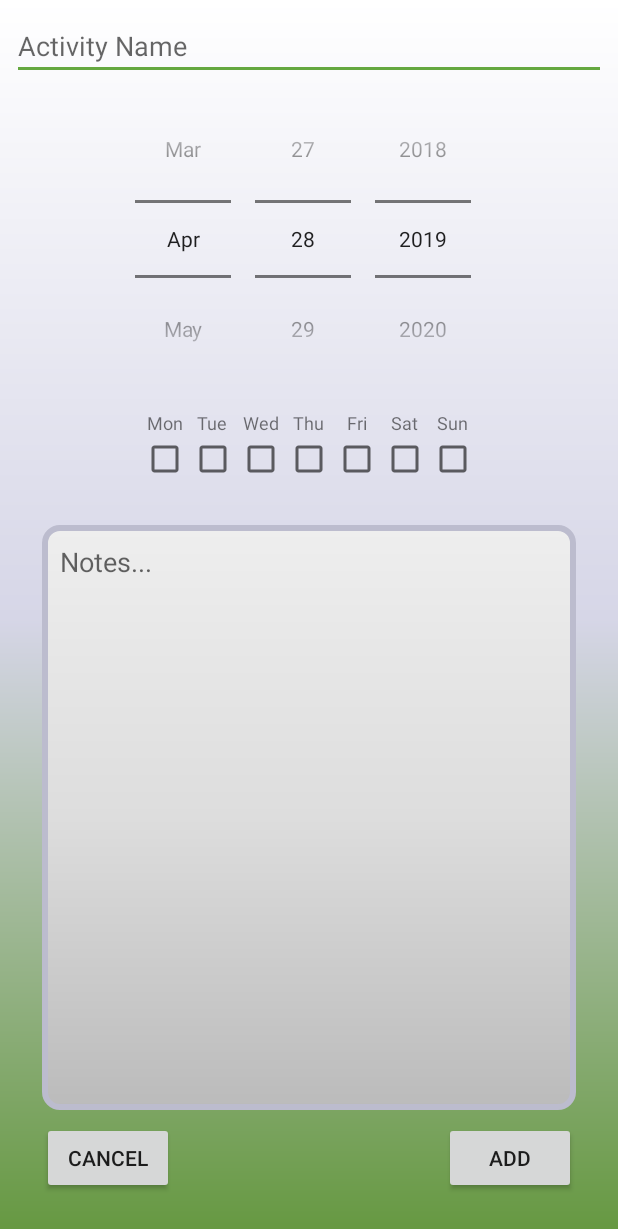
After one commit to ireneyang24/HappyHealthyMe, an Android app: the addActivityActivity screen opened directly, with no data from a screen before it, on a phone screen of 412 x 824 dp. The commit adds this screen. Shown: the top 1229 px of the screen. Run offline under Robolectric (Android 15) with nearby library versions, the phone set to English and light mode, and no system bars.

Commit message:
Updated with class code

```diff
--- a/app/src/main/AndroidManifest.xml
+++ b/app/src/main/AndroidManifest.xml
@@ -16,6 +16,7 @@
                 <category android:name="android.intent.category.LAUNCHER" />
             </intent-filter>
         </activity>
+        <activity android:name=".addActivityActivity"/>
     </application>
 
 </manifest>
--- /dev/null
+++ b/app/src/main/java/com/example/happyhealthyme/addActivityActivity.java
@@ -0,0 +1,125 @@
+package com.example.happyhealthyme;
+
+import android.content.ContentValues;
+import android.content.Context;
+import android.content.Intent;
+import android.database.sqlite.SQLiteDatabase;
+import android.os.Bundle;
+import android.support.v7.app.AppCompatActivity;
+import android.text.TextUtils;
+import android.transition.Fade;
+import android.view.View;
+import android.widget.Button;
+import android.widget.CheckBox;
+import android.widget.DatePicker;
+import android.widget.EditText;
+import java.util.UUID;
+
+public class addActivityActivity extends AppCompatActivity {
+    private static final String EXTRA_YEAR = "com.happyhealthyme.year";
+    private static final String EXTRA_MONTH = "com.happyhealthyme.month";
+    private static final String EXTRA_DAY = "com.happyhealthyme.day";
+
+    private int year;
+    private int month;
+    private int day;
+
+    private EditText activityName;
+    private DatePicker datePicker;
+    private CheckBox mondayCheckbox;
+    private CheckBox tuesdayCheckbox;
+    private CheckBox wednesdayCheckbox;
+    private CheckBox thursdayCheckbox;
+    private CheckBox fridayCheckbox;
+    private CheckBox saturdayCheckbox;
+    private CheckBox sundayCheckbox;
+    private EditText notes;
+    private Button cancelActivityButton;
+    private Button addActivityButton;
+
+    public static Intent newIntent(Context packageContext, int year, int month, int day) {
+        Intent intent = new Intent(packageContext, addActivityActivity.class);
+        intent.putExtra(EXTRA_YEAR, year);
+        intent.putExtra(EXTRA_MONTH, month);
+        intent.putExtra(EXTRA_DAY, day);
+        return intent;
+    }
+
+    @Override
+    protected void onCreate(Bundle savedInstanceState) {
+        super.onCreate(savedInstanceState);
+        setContentView(R.layout.activity_add_activity);
+
+        //getWindow().setExitTransition(new Fade()); uncomment if minimum api is high enough
+
+        year = getIntent().getIntExtra(EXTRA_YEAR, 0);
+        month = getIntent().getIntExtra(EXTRA_MONTH, 0);
+        day = getIntent().getIntExtra(EXTRA_DAY, 0);
+
+        activityName = findViewById(R.id.activity_name_field);
+        datePicker = findViewById(R.id.activity_date_picker);
+        mondayCheckbox = findViewById(R.id.monday_checkbox);
+        tuesdayCheckbox = findViewById(R.id.tuesday_checkbox);
+        wednesdayCheckbox = findViewById(R.id.wednesday_checkbox);
+        thursdayCheckbox = findViewById(R.id.thursday_checkbox);
+        fridayCheckbox = findViewById(R.id.friday_checkbox);
+        saturdayCheckbox = findViewById(R.id.saturday_checkbox);
+        sundayCheckbox = findViewById(R.id.sunday_checkbox);
+        notes = findViewById(R.id.activity_notes);
+        cancelActivityButton = findViewById(R.id.cancel_activity_button);
+        addActivityButton = findViewById(R.id.add_activity_button);
+
+
+        if (!(year ==0 && month == 0 && day == 0)) //by default, the date on the picker is set to the current date, so unless we pass all 0's to this function, which means the previous screen didnt change the date, we update the datepicker
+            datePicker.updateDate(year, month, day);
+
+        cancelActivityButton.setOnClickListener(new View.OnClickListener() {
+            @Override
+            public void onClick(View v) {
+                finish();
+            }
+        });
+
+        addActivityButton.setOnClickListener(new View.OnClickListener() {
+            @Override
+            public void onClick(View v) {
+                String newActivityName = activityName.getText().toString();
+                String newActivityDate = datePicker.getMonth() + "/" + datePicker.getDayOfMonth() + "/" + datePicker.getYear();
+                String repeatSettings = mondayCheckbox.isChecked() + ","
+                        + tuesdayCheckbox.isChecked() + ","
+                        + wednesdayCheckbox.isChecked() + ","
+                        + thursdayCheckbox.isChecked() + ","
+                        + fridayCheckbox.isChecked() + ","
+                        + saturdayCheckbox.isChecked() + ","
+                        + sundayCheckbox.isChecked(); //comma delimited weekday repetition settings
+                String newActivityNotes = notes.getText().toString();
+
+                System.out.println("COLLECTED DATA:");
+                System.out.println("Name: " + newActivityName);
+                System.out.println("Date: " + newActivityDate);
+                System.out.println("repeatSettings: " + repeatSettings);
+                System.out.println("Notes: " + newActivityNotes);
+
+                if (TextUtils.isEmpty(newActivityName)){
+                    activityName.setError("You must enter a title for this activity");
+                }else {
+                    String activityUUID = java.util.UUID.randomUUID().toString();
+                    System.out.println("Generated UUID for valid activity: " + activityUUID);
+                    DataBaseHelper dbHelper = new DataBaseHelper(getApplicationContext());
+                    SQLiteDatabase db = dbHelper.getWritableDatabase();
+
+                    ContentValues values = new ContentValues();
+                    values.put(HappyHealthyMeDbSchema.ActivitiesTable.Cols.UUID, activityUUID);
+                    values.put(HappyHealthyMeDbSchema.ActivitiesTable.Cols.NAME, newActivityName);
+                    values.put(HappyHealthyMeDbSchema.ActivitiesTable.Cols.DATE, newActivityDate);
+                    values.put(HappyHealthyMeDbSchema.ActivitiesTable.Cols.REPEAT_DAYS, repeatSettings);
+                    values.put(HappyHealthyMeDbSchema.ActivitiesTable.Cols.NOTES, newActivityNotes);
+                    // Insert the new row
+                    db.insert(HappyHealthyMeDbSchema.ActivitiesTable.NAME, null, values);
+                }
+
+            }
+        });
+
+    }
+}
--- /dev/null
+++ b/app/src/main/res/drawable/note_box_bg.xml
@@ -0,0 +1,12 @@
+<?xml version="1.0" encoding="utf-8"?>
+<shape xmlns:android="http://schemas.android.com/apk/res/android">
+    <gradient
+        android:startColor="#BBBBBB"
+        android:centerColor="#DDDDDD"
+        android:endColor="#EEEEEE"
+        android:angle="90"/>
+    <stroke
+        android:width="4dp"
+        android:color="@color/noteBox"/>
+    <corners android:radius="10dp"/>
+</shape>
--- /dev/null
+++ b/app/src/main/res/layout/activity_add_activity.xml
@@ -0,0 +1,206 @@
+<?xml version="1.0" encoding="utf-8"?>
+<android.support.constraint.ConstraintLayout
+    xmlns:android="http://schemas.android.com/apk/res/android"
+    xmlns:app="http://schemas.android.com/apk/res-auto"
+    xmlns:tools="http://schemas.android.com/tools"
+    android:layout_width="match_parent"
+    android:layout_height="match_parent"
+    android:background="@drawable/gradient_bg">
+
+
+    <EditText
+        android:id="@+id/activity_name_field"
+        android:layout_width="0dp"
+        android:layout_height="wrap_content"
+        android:layout_marginStart="8dp"
+        android:layout_marginTop="8dp"
+        android:layout_marginEnd="8dp"
+        android:layout_weight="1"
+        android:hint="Activity Name"
+        app:layout_constraintEnd_toEndOf="parent"
+        app:layout_constraintStart_toStartOf="parent"
+        app:layout_constraintTop_toTopOf="parent" />
+
+
+
+    <DatePicker
+        android:id="@+id/activity_date_picker"
+        android:layout_width="match_parent"
+        android:layout_height="wrap_content"
+        android:layout_marginStart="8dp"
+        android:layout_marginEnd="8dp"
+        android:datePickerMode="spinner"
+        android:calendarViewShown="false"
+        app:layout_constraintEnd_toEndOf="parent"
+        app:layout_constraintStart_toStartOf="parent"
+        app:layout_constraintTop_toBottomOf="@+id/activity_name_field" />
+
+    <LinearLayout
+        android:id="@+id/linearLayout2"
+        android:layout_width="wrap_content"
+        android:layout_height="wrap_content"
+        android:layout_marginStart="8dp"
+        android:layout_marginTop="8dp"
+        android:layout_marginEnd="8dp"
+        android:orientation="horizontal"
+        app:layout_constraintEnd_toEndOf="parent"
+        app:layout_constraintStart_toStartOf="parent"
+        app:layout_constraintTop_toBottomOf="@+id/activity_date_picker">
+
+        <LinearLayout
+            android:layout_width="wrap_content"
+            android:layout_height="wrap_content"
+            android:orientation="vertical"
+            android:gravity="center">
+            <TextView
+                android:layout_width="wrap_content"
+                android:layout_height="wrap_content"
+                android:text="Mon"
+                android:textSize="12sp"/>
+            <CheckBox
+                android:id="@+id/monday_checkbox"
+                android:layout_width="wrap_content"
+                android:layout_height="wrap_content"
+                android:text="" />
+        </LinearLayout>
+
+        <LinearLayout
+            android:layout_width="wrap_content"
+            android:layout_height="wrap_content"
+            android:orientation="vertical"
+            android:gravity="center">
+            <TextView
+                android:layout_width="wrap_content"
+                android:layout_height="wrap_content"
+                android:text="Tue"
+                android:textSize="12sp"/>
+            <CheckBox
+                android:id="@+id/tuesday_checkbox"
+                android:layout_width="wrap_content"
+                android:layout_height="wrap_content"
+                android:text="" />
+        </LinearLayout>
+
+        <LinearLayout
+            android:layout_width="wrap_content"
+            android:layout_height="wrap_content"
+            android:orientation="vertical"
+            android:gravity="center">
+            <TextView
+                android:layout_width="wrap_content"
+                android:layout_height="wrap_content"
+                android:text="Wed"
+                android:textSize="12sp"/>
+            <CheckBox
+                android:id="@+id/wednesday_checkbox"
+                android:layout_width="wrap_content"
+                android:layout_height="wrap_content"
+                android:text="" />
+        </LinearLayout>
+
+        <LinearLayout
+            android:layout_width="wrap_content"
+            android:layout_height="wrap_content"
+            android:orientation="vertical"
+            android:gravity="center">
+            <TextView
+                android:layout_width="wrap_content"
+                android:layout_height="wrap_content"
+                android:text="Thu"
+                android:textSize="12sp"/>
+            <CheckBox
+                android:id="@+id/thursday_checkbox"
+                android:layout_width="wrap_content"
+                android:layout_height="wrap_content"
+                android:text="" />
+        </LinearLayout>
+
+        <LinearLayout
+            android:layout_width="wrap_content"
+            android:layout_height="wrap_content"
+            android:orientation="vertical"
+            android:gravity="center">
+            <TextView
+                android:layout_width="wrap_content"
+                android:layout_height="wrap_content"
+                android:text="Fri"
+                android:textSize="12sp"/>
+            <CheckBox
+                android:id="@+id/friday_checkbox"
+                android:layout_width="wrap_content"
+                android:layout_height="wrap_content"
+                android:text="" />
+        </LinearLayout>
+
+        <LinearLayout
+            android:layout_width="wrap_content"
+            android:layout_height="wrap_content"
+            android:orientation="vertical"
+            android:gravity="center">
+            <TextView
+                android:layout_width="wrap_content"
+                android:layout_height="wrap_content"
+                android:text="Sat"
+                android:textSize="12sp"/>
+            <CheckBox
+                android:id="@+id/saturday_checkbox"
+                android:layout_width="wrap_content"
+                android:layout_height="wrap_content"
+                android:text="" />
+        </LinearLayout>
+
+        <LinearLayout
+            android:layout_width="wrap_content"
+            android:layout_height="wrap_content"
+            android:orientation="vertical"
+            android:gravity="center">
+            <TextView
+                android:layout_width="wrap_content"
+                android:layout_height="wrap_content"
+                android:text="Sun"
+                android:textSize="12sp"/>
+            <CheckBox
+                android:id="@+id/sunday_checkbox"
+                android:layout_width="wrap_content"
+                android:layout_height="wrap_content"
+                android:text="" />
+        </LinearLayout>
+    </LinearLayout>
+
+    <EditText
+        android:id="@+id/activity_notes"
+        android:layout_width="match_parent"
+        android:layout_height="0dp"
+        android:layout_marginStart="28dp"
+        android:layout_marginTop="28dp"
+        android:layout_marginEnd="28dp"
+        android:layout_marginBottom="8dp"
+        android:background="@drawable/note_box_bg"
+        android:gravity="top"
+        android:hint="Notes..."
+        android:padding="12dp"
+        app:layout_constraintBottom_toTopOf="@+id/add_activity_button"
+        app:layout_constraintEnd_toEndOf="parent"
+        app:layout_constraintStart_toStartOf="parent"
+        app:layout_constraintTop_toBottomOf="@+id/linearLayout2" />
+
+    <Button
+        android:id="@+id/cancel_activity_button"
+        android:layout_width="wrap_content"
+        android:layout_height="wrap_content"
+        android:layout_marginBottom="28dp"
+        android:text="CANCEL"
+        app:layout_constraintBottom_toBottomOf="parent"
+        app:layout_constraintStart_toStartOf="@+id/activity_notes"/>
+
+    <Button
+        android:id="@+id/add_activity_button"
+        android:layout_width="wrap_content"
+        android:layout_height="wrap_content"
+        android:layout_marginBottom="28dp"
+        android:text="Add"
+        app:layout_constraintBottom_toBottomOf="parent"
+        app:layout_constraintEnd_toEndOf="@+id/activity_notes"/>
+
+
+</android.support.constraint.ConstraintLayout>
--- a/app/src/main/res/layout/activity_main.xml
+++ b/app/src/main/res/layout/activity_main.xml
@@ -21,6 +21,7 @@
         app:layout_constraintTop_toTopOf="parent">
 
         <Button
+            android:id="@+id/biometrics_button"
             android:layout_width="0dp"
             android:layout_height="wrap_content"
             android:layout_weight="1"
@@ -34,6 +35,7 @@
             android:text="HappyHealthyMe" />
 
         <Button
+            android:id="@+id/add_activity_button"
             android:layout_width="0dp"
             android:layout_height="wrap_content"
             android:layout_weight="1"
--- a/app/src/main/res/values/colors.xml
+++ b/app/src/main/res/values/colors.xml
@@ -3,4 +3,5 @@
     <color name="colorPrimary">#D6D6E7</color>
     <color name="colorPrimaryDark">#DDDDDD</color>
     <color name="colorAccent">#65A840</color>
+    <color name="noteBox">#BCBCCE</color>
 </resources>
--- a/app/src/main/res/values/styles.xml
+++ b/app/src/main/res/values/styles.xml
@@ -1,4 +1,4 @@
-<resources>
+<resources xmlns:android="http://schemas.android.com/apk/res/android">
 
     <!-- Base application theme. -->
     <style name="AppTheme" parent="Theme.AppCompat.Light.NoActionBar">
--- a/build.gradle
+++ b/build.gradle
@@ -7,7 +7,7 @@ buildscript {
 
     }
     dependencies {
-        classpath 'com.android.tools.build:gradle:3.3.2'
+        classpath 'com.android.tools.build:gradle:3.4.0'
 
         // NOTE: Do not place your application dependencies here; they belong
         // in the individual module build.gradle files
```
Also changed, not shown: app/src/main/java/com/example/happyhealthyme/DataBaseHelper.java (+11 -1 lines), app/src/main/java/com/example/happyhealthyme/HappyHealthyMeDbSchema.java (+12 -0 lines), app/src/main/java/com/example/happyhealthyme/HomeFragment.java (added, +56 -0 lines), app/src/main/java/com/example/happyhealthyme/MainActivity.java (+13 -2 lines), app/src/main/res/layout/activity_fragment.xml (added, +7 -0 lines), gradle/wrapper/gradle-wrapper.properties.
